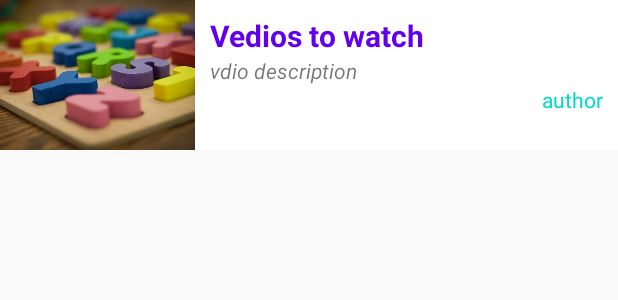
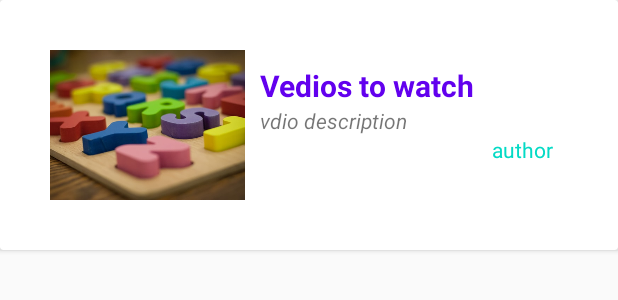
Before and after one commit to gloriamutie/ColorApp, an Android app: the layout activity_baby_videos.xml on its own in the app's theme, with its tools: preview values and no code run, on a phone screen of 412 x 824 dp. Shown: the top 300 px of the screen. Run offline under Robolectric (Android 15) with nearby library versions, the phone set to English and light mode, and no system bars; Roboto replaces fonts that are not available here.

Commit message:
new commit

```diff
--- a/app/build.gradle
+++ b/app/build.gradle
@@ -76,6 +76,7 @@ dependencies {
     implementation 'com.squareup.okhttp3:logging-interceptor:4.2.1'
     implementation 'org.parceler:parceler-api:1.1.12'
     annotationProcessor 'org.parceler:parceler:1.1.12'
+    implementation 'com.pierfrancescosoffritti.androidyoutubeplayer:chromecast-sender:0.23'
 
 //    implementation('com.google.api-client:google-api-client-android:1.22.0') {
 //        exclude group: 'org.apache.httpcomponents'
--- a/app/src/main/java/com/gloria/GameKids/ui/DetailsActivity.java
+++ b/app/src/main/java/com/gloria/GameKids/ui/DetailsActivity.java
@@ -33,7 +33,7 @@ public class DetailsActivity extends AppCompatActivity {
 
         int startingPosition = getIntent().getIntExtra("position",0);
         adapterViewPager = new PlaylistPagerAdapter(getSupportFragmentManager(), FragmentPagerAdapter.BEHAVIOR_RESUME_ONLY_CURRENT_FRAGMENT,mitemlist);
-mViewPager.setAdapter(adapterViewPager);
-mViewPager.setCurrentItem(startingPosition);
+        mViewPager.setAdapter(adapterViewPager);
+        mViewPager.setCurrentItem(startingPosition);
     }
 }
--- a/app/src/main/java/com/gloria/GameKids/ui/play_list.java
+++ b/app/src/main/java/com/gloria/GameKids/ui/play_list.java
@@ -103,8 +103,6 @@ public class play_list extends AppCompatActivity {
 
             }
 
-
-
             @Override
             public void onFailure(Call<YoutubeGameSearchResponse> call, Throwable t) {
                 Toast.makeText(play_list.this,t.getMessage(),Toast.LENGTH_LONG).show();
--- a/app/src/main/res/layout/activity_baby_videos.xml
+++ b/app/src/main/res/layout/activity_baby_videos.xml
@@ -1,9 +1,16 @@
 <?xml version="1.0" encoding="utf-8"?>
-<LinearLayout xmlns:android="http://schemas.android.com/apk/res/android"
-    android:orientation="horizontal"
+<androidx.cardview.widget.CardView xmlns:android="http://schemas.android.com/apk/res/android"
     android:layout_width="match_parent"
+    xmlns:app="http://schemas.android.com/apk/res-auto"
+    app:cardElevation="@dimen/cardview_default_elevation"
+    app:cardCornerRadius="@dimen/cardview_default_radius"
     android:layout_height="wrap_content">
-
+    <LinearLayout
+        android:orientation="horizontal"
+        android:layout_width="match_parent"
+        android:layout_margin="20dp"
+        android:padding="20px"
+        android:layout_height="wrap_content">
     <ImageView
         android:layout_width="130dp"
         android:layout_height="100dp"
@@ -25,6 +32,7 @@
             android:textSize="20dp"
             android:textStyle="bold"
             android:text="@string/vedios_to_watch"
+            android:maxLength="100"
             android:textColor="@color/colorPrimary"/>
 
         <TextView
@@ -51,4 +59,6 @@
                 android:textColor="@color/colorAccent"/>
         </RelativeLayout>
     </LinearLayout>
-</LinearLayout>
+    </LinearLayout>
+
+</androidx.cardview.widget.CardView>
--- a/app/src/main/res/layout/activity_game_list.xml
+++ b/app/src/main/res/layout/activity_game_list.xml
@@ -10,8 +10,8 @@
 
     <androidx.recyclerview.widget.RecyclerView
         android:id="@+id/recyclerView"
-        android:layout_width="0dp"
-        android:layout_height="0dp"
+        android:layout_width="match_parent"
+        android:layout_height="match_parent"
         android:layout_below="@id/textView3"
         android:layout_alignParentEnd="true"
         android:visibility="gone"
```
Also changed, not shown: app/src/main/java/com/gloria/GameKids/network/YoutubeClient.java (+4 -9 lines), app/src/main/java/com/gloria/GameKids/ui/DetailsFragment.java (+15 -5 lines), app/src/main/res/layout/fragment_details.xml (+24 -28 lines).
